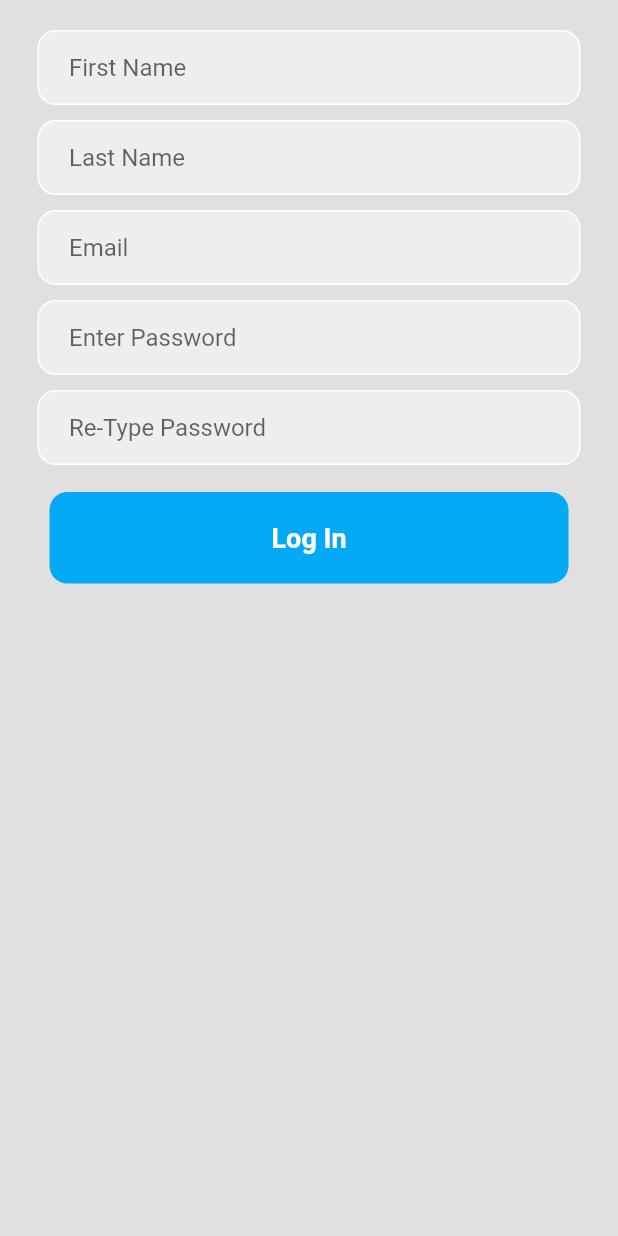
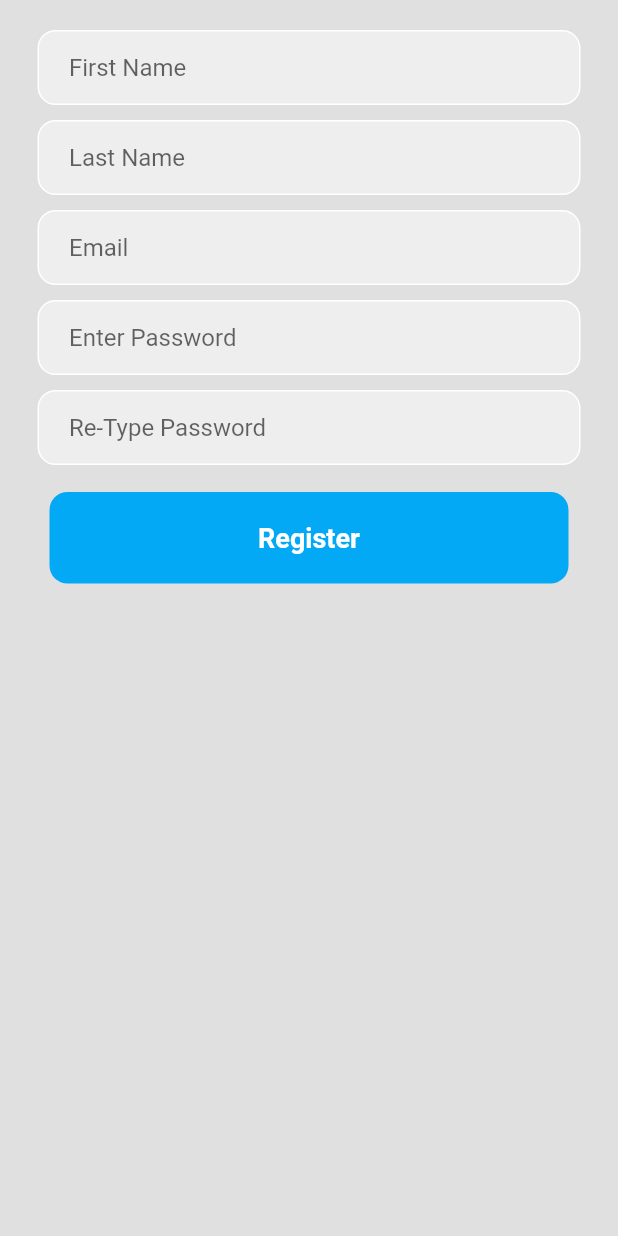
Before and after one commit to KhouryEthan/HackathonApplication, a Flutter app: the screen it shows after launch, after a tap on "Register now", on a phone screen of 412 x 824 dp. Run offline on Flutter 3.47's test engine with Material 2 defaults, Android fonts, the phone set to English and light mode, and no system bars; our stand-ins replace firebase_auth, firebase_core, flutter_svg, google_fonts; accounts and stored records are empty; network calls fail.

```diff
--- a/lib/dashboard.dart
+++ b/lib/dashboard.dart
@@ -1,3 +1,4 @@
+import 'package:firebase_auth/firebase_auth.dart';
 import 'package:flutter/material.dart';
 import 'package:flutter_svg/svg.dart';
 import 'package:google_fonts/google_fonts.dart';
@@ -34,9 +35,7 @@ class _DashboardState extends State<Dashboard> {
               //Go back to login page
               GestureDetector(
                 onTap: () {
-                  Navigator.push(context, MaterialPageRoute(builder: (context) {
-                    return LoginPage();
-                  }));
+                  FirebaseAuth.instance.signOut();
                 },
                 child: SvgPicture.asset('assets/logout-icon.svg',
                     color: Colors.lightBlue),
--- a/lib/main.dart
+++ b/lib/main.dart
@@ -1,5 +1,7 @@
+import 'package:firebase_auth/firebase_auth.dart';
 import 'package:flutter/material.dart';
 import 'package:firebase_core/firebase_core.dart';
+import 'package:hackathon_application/dashboard.dart';
 import 'loginpage.dart';
 
 Future main() async {
@@ -19,7 +21,29 @@ class MyApp extends StatelessWidget {
       debugShowCheckedModeBanner: false,
       //Dark mode?
       //theme: ThemeData.dark(),
-      home: LoginPage(),
+      home: MainPage(),
     );
   }
 }
+
+class MainPage extends StatelessWidget {
+  const MainPage({super.key});
+
+  @override
+  Widget build(BuildContext context) => Scaffold(
+        body: StreamBuilder<User?>(
+          stream: FirebaseAuth.instance.authStateChanges(),
+          builder: (context, snapshot) {
+            if (snapshot.connectionState == ConnectionState.waiting) {
+              return const Center(child: CircularProgressIndicator());
+            } else if (snapshot.hasError) {
+              return const Center(child: Text('Something went wrong!'));
+            } else if (snapshot.hasData) {
+              return Dashboard();
+            } else {
+              return const LoginPage();
+            }
+          },
+        ),
+      );
+}
--- a/lib/registrationpage.dart
+++ b/lib/registrationpage.dart
@@ -138,7 +138,7 @@ class _RegistrationPageState extends State<RegistrationPage> {
                     ),
                     child: Center(
                       child: Text(
-                        'Log In',
+                        'Register',
                         style: TextStyle(
                           color: Colors.white,
                           fontWeight: FontWeight.bold,
```
Also changed, not shown: lib/loginpage.dart (+40 -10 lines), 1 other file.
